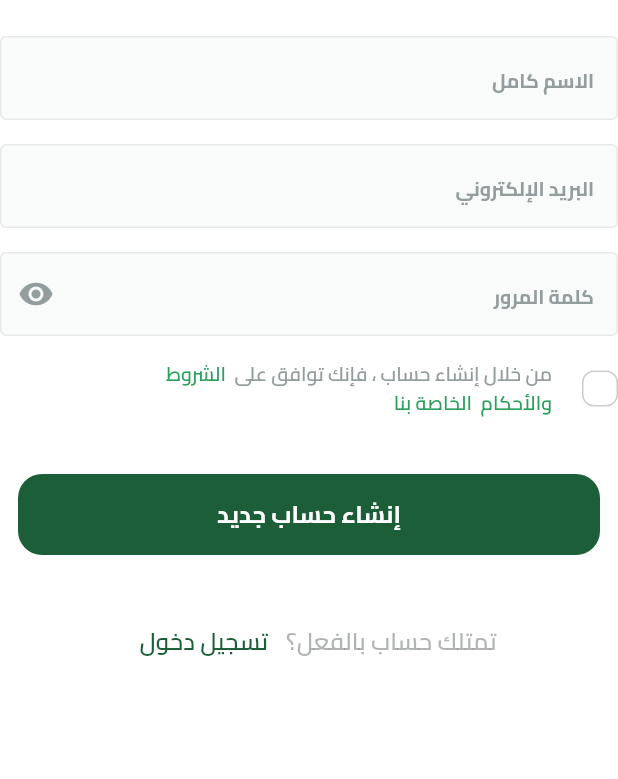
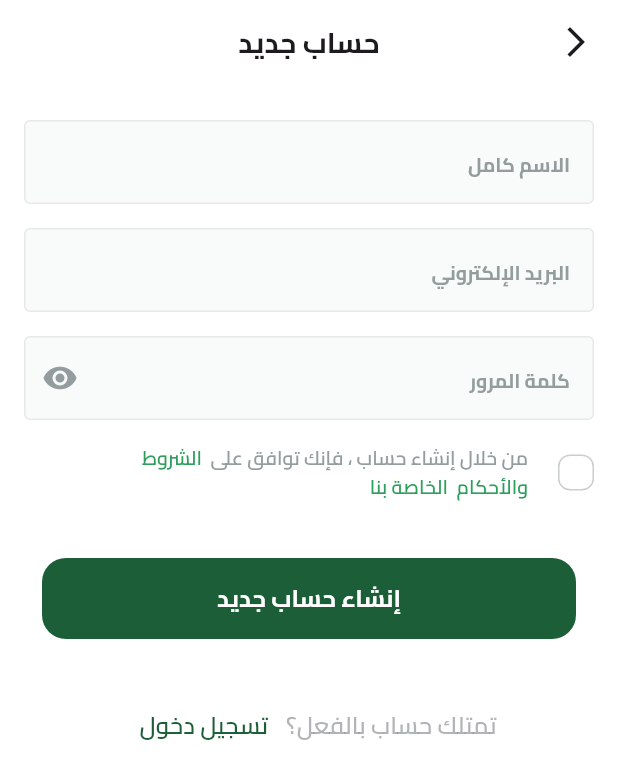
Before and after one commit to Mohamed47Elmelegy/FruitApp, a Flutter app: the SignupView screen opened directly, on a phone screen of 412 x 824 dp. Shown: the top 779 px of the screen. Run offline on Flutter 3.47's test engine with Material 3 defaults, Android fonts, the phone set to English and light mode, and no system bars; our stand-ins replace bloc, dartz, dots_indicator, firebase_auth, firebase_core, flutter_bloc and 4 more; accounts and stored records are empty.

Commit message:
make signup cubit make get it serveses

```diff
--- /dev/null
+++ b/devtools_options.yaml
@@ -0,0 +1,3 @@
+description: This file stores settings for Dart & Flutter DevTools.
+documentation: https://docs.flutter.dev/tools/devtools/extensions#configure-extension-enablement-states
+extensions:
--- a/lib/Presentation/signUp/manager/signup_state.dart
+++ b/lib/Presentation/signUp/manager/signup_state.dart
@@ -4,3 +4,17 @@ part of 'signup_cubit.dart';
 sealed class SignupState {}
 
 final class SignupInitial extends SignupState {}
+
+final class SignupLoading extends SignupState {}
+
+final class SignupSuccess extends SignupState {
+  final UserEntities userEntities;
+
+  SignupSuccess({required this.userEntities});
+}
+
+final class SignupFailure extends SignupState {
+  final String exception;
+
+  SignupFailure({required this.exception});
+}
--- a/lib/Presentation/signUp/view/signup_view.dart
+++ b/lib/Presentation/signUp/view/signup_view.dart
@@ -1,84 +1,33 @@
 import 'package:flutter/material.dart';
-import 'package:frutes_app/core/errors/validators_erros.dart';
+import 'package:flutter_bloc/flutter_bloc.dart';
+import 'package:frutes_app/Presentation/signUp/widgets/signup_view_body.dart';
+import 'package:frutes_app/core/extensions/padding_ext.dart';
 import 'package:frutes_app/core/routes/page_routes_name.dart';
-import 'package:frutes_app/core/theme/colors_theme.dart';
-import 'package:frutes_app/core/widgets/account_creation_prompt.dart';
-import 'package:frutes_app/core/widgets/custom_text_field.dart';
 import 'package:frutes_app/main.dart';
-import 'package:gap/gap.dart';
+import '../../../core/services/get_it_services.dart';
+import '../../../core/widgets/custom_app_bar.dart';
+import '../../../domin/auth/repositories/auth_repo.dart';
+import '../manager/signup_cubit.dart';
 
-import '../../../core/widgets/butn.dart';
-import '../../../core/widgets/terms_and_conditions_checkbox.dart';
-
-class SignupView extends StatefulWidget {
+class SignupView extends StatelessWidget {
   const SignupView({super.key});
 
   @override
-  State<SignupView> createState() => _SignupViewState();
-}
-
-class _SignupViewState extends State<SignupView> {
-  bool agreeToTerms = false;
-  GlobalKey<FormState> formKey = GlobalKey<FormState>();
-  var nameController = TextEditingController();
-  var emailController = TextEditingController();
-  var passwordController = TextEditingController();
-
-  @override
   Widget build(BuildContext context) {
-    return SingleChildScrollView(
-      child: Form(
-        key: formKey,
-        child: Column(
-          children: [
-            const Gap(24),
-            CustomTextField(
-              controller: nameController,
-              hint: 'الاسم كامل',
-              keyboardType: TextInputType.name,
-              onValidate: (value) {
-                return ValidatorsErrors.validateFullName(value!);
-              },
-            ),
-            const Gap(16),
-            CustomTextField(
-              controller: emailController,
-              hint: 'البريد الإلكتروني',
-              keyboardType: TextInputType.name,
-              onValidate: (value) {
-                return ValidatorsErrors.validateEmail(value!);
-              },
-            ),
-            const Gap(16),
-            CustomTextField(
-              controller: passwordController,
-              keyboardType: TextInputType.visiblePassword,
-              hint: "كلمة المرور",
-              isPassword: true,
-              onValidate: (value) {
-                return ValidatorsErrors.validatePassword(value!);
-              },
-            ),
-            const Gap(16),
-            const TermsAndConditionsCheckbox(),
-            const Gap(30),
-            Butn(
-              text: 'إنشاء حساب جديد',
-              color: AppColors.green1_500,
-              onPressed: () {
-                if (formKey.currentState!.validate()) {}
-              },
-            ),
-            const Gap(26),
-            AccountCreationPrompt(
-              onPressed: () {
-                navigatorKey.currentState
-                    ?.pushReplacementNamed(PageRoutesName.login);
-              },
-              text: 'تمتلك حساب بالفعل؟',
-              buttonText: 'تسجيل دخول',
-            ),
-          ],
+    return BlocProvider(
+      create: (context) => SignupCubit(
+        getIt.get<AuthRepo>(),
+      ),
+      child: Scaffold(
+        backgroundColor: Colors.white,
+        appBar: appBar(context,
+            title: 'حساب جديد',
+            onTap: () => navigatorKey.currentState
+                ?.pushReplacementNamed(PageRoutesName.login)),
+        body: const SignupViewBody().setHorizontalPadding(
+          context,
+          16,
+          enableMediaQuery: false,
         ),
       ),
     );
--- a/lib/Presentation/signUp/widgets/signup_view_body.dart
+++ b/lib/Presentation/signUp/widgets/signup_view_body.dart
@@ -1,25 +1,85 @@
 import 'package:flutter/material.dart';
-import 'package:frutes_app/Presentation/signUp/view/signup_view.dart';
-import 'package:frutes_app/core/extensions/padding_ext.dart';
+import 'package:frutes_app/core/errors/validators_erros.dart';
 import 'package:frutes_app/core/routes/page_routes_name.dart';
+import 'package:frutes_app/core/theme/colors_theme.dart';
+import 'package:frutes_app/core/widgets/account_creation_prompt.dart';
+import 'package:frutes_app/core/widgets/custom_text_field.dart';
 import 'package:frutes_app/main.dart';
-import '../../../core/widgets/custom_app_bar.dart';
+import 'package:gap/gap.dart';
 
-class SignupViewBody extends StatelessWidget {
+import '../../../core/widgets/butn.dart';
+import '../../../core/widgets/terms_and_conditions_checkbox.dart';
+
+class SignupViewBody extends StatefulWidget {
   const SignupViewBody({super.key});
 
   @override
+  State<SignupViewBody> createState() => _SignupViewBodyState();
+}
+
+class _SignupViewBodyState extends State<SignupViewBody> {
+  bool agreeToTerms = false;
+  GlobalKey<FormState> formKey = GlobalKey<FormState>();
+  var nameController = TextEditingController();
+  var emailController = TextEditingController();
+  var passwordController = TextEditingController();
+
+  @override
   Widget build(BuildContext context) {
-    return Scaffold(
-      backgroundColor: Colors.white,
-      appBar: appBar(context,
-          title: 'حساب جديد',
-          onTap: () => navigatorKey.currentState
-              ?.pushReplacementNamed(PageRoutesName.login)),
-      body: const SignupView().setHorizontalPadding(
-        context,
-        16,
-        enableMediaQuery: false,
+    return SingleChildScrollView(
+      child: Form(
+        key: formKey,
+        child: Column(
+          children: [
+            const Gap(24),
+            CustomTextField(
+              controller: nameController,
+              hint: 'الاسم كامل',
+              keyboardType: TextInputType.name,
+              onValidate: (value) {
+                return ValidatorsErrors.validateFullName(value!);
+              },
+            ),
+            const Gap(16),
+            CustomTextField(
+              controller: emailController,
+              hint: 'البريد الإلكتروني',
+              keyboardType: TextInputType.name,
+              onValidate: (value) {
+                return ValidatorsErrors.validateEmail(value!);
+              },
+            ),
+            const Gap(16),
+            CustomTextField(
+              controller: passwordController,
+              keyboardType: TextInputType.visiblePassword,
+              hint: "كلمة المرور",
+              isPassword: true,
+              onValidate: (value) {
+                return ValidatorsErrors.validatePassword(value!);
+              },
+            ),
+            const Gap(16),
+            const TermsAndConditionsCheckbox(),
+            const Gap(30),
+            Butn(
+              text: 'إنشاء حساب جديد',
+              color: AppColors.green1_500,
+              onPressed: () {
+                if (formKey.currentState!.validate()) {}
+              },
+            ),
+            const Gap(26),
+            AccountCreationPrompt(
+              onPressed: () {
+                navigatorKey.currentState
+                    ?.pushReplacementNamed(PageRoutesName.login);
+              },
+              text: 'تمتلك حساب بالفعل؟',
+              buttonText: 'تسجيل دخول',
+            ),
+          ],
+        ),
       ),
     );
   }
--- a/lib/core/routes/routes.dart
+++ b/lib/core/routes/routes.dart
@@ -1,7 +1,7 @@
 import 'package:flutter/material.dart';
 import 'package:frutes_app/Presentation/logIn/view/login_view_body.dart';
 import 'package:frutes_app/Presentation/onBording/widgets/onbording_view_body.dart';
-import 'package:frutes_app/Presentation/signUp/widgets/signup_view_body.dart';
+import 'package:frutes_app/Presentation/signUp/view/signup_view.dart';
 import '../../Presentation/Splash/view/splash_view.dart';
 import 'package:frutes_app/core/routes/page_routes_name.dart';
 
@@ -13,7 +13,7 @@ class Routes {
       case PageRoutesName.login:
         return MaterialPageRoute(builder: (context) => const LoginViewBody());
       case PageRoutesName.signup:
-        return MaterialPageRoute(builder: (context) => const SignupViewBody());
+        return MaterialPageRoute(builder: (context) => const SignupView());
       case PageRoutesName.onBording:
         return MaterialPageRoute(
             builder: (context) => const OnBordingViewBody());
--- a/pubspec.yaml
+++ b/pubspec.yaml
@@ -8,6 +8,7 @@ environment:
   sdk: ^3.5.1
 
 dependencies:
+  bloc: ^8.1.4
   cupertino_icons: ^1.0.8
   dartz: ^0.10.1
   dots_indicator: ^3.0.0
@@ -15,12 +16,15 @@ dependencies:
   firebase_core: ^3.4.1
   flutter:
     sdk: flutter
+  flutter_bloc: ^8.1.6
   flutter_launcher_icons: ^0.13.1
   flutter_localization: ^0.2.2
   flutter_svg: ^2.0.10+1
   gap: ^3.0.1
   geolocator: ^13.0.1
+  get_it: ^7.7.0
   intl: ^0.19.0
+  modal_progress_hud_nsn: ^0.5.1
   rename: ^3.0.2
   shared_preferences: ^2.3.2
 
```
Also changed, not shown: lib/Presentation/signUp/manager/signup_cubit.dart (+27 -2 lines), lib/core/services/get_it_services.dart (added, +18 -0 lines), pubspec.lock.
